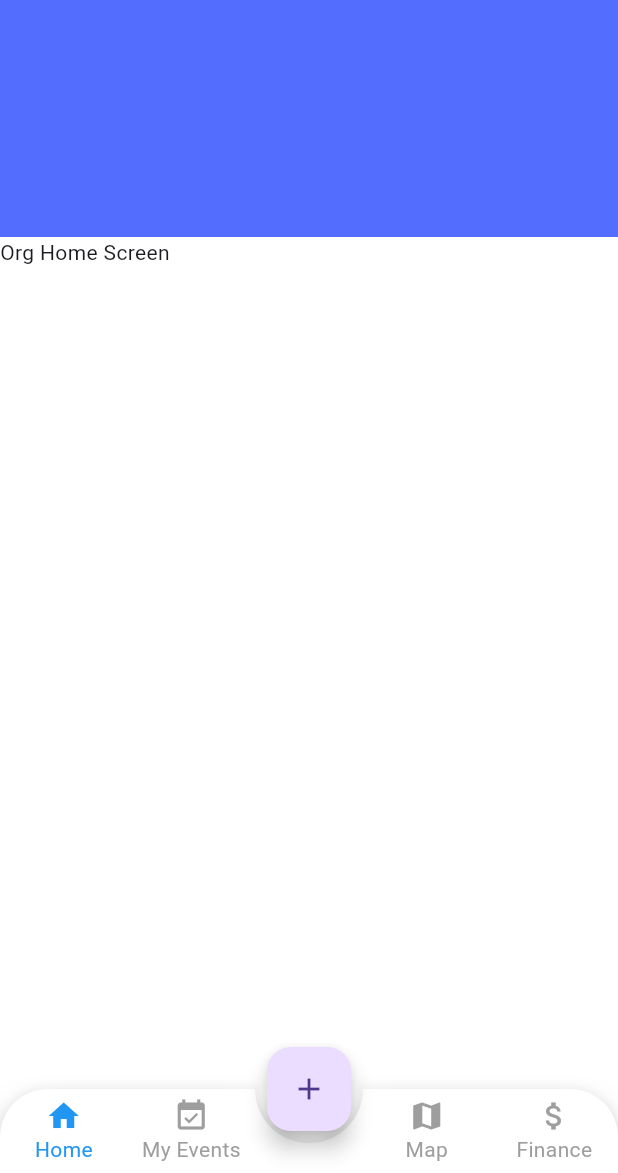
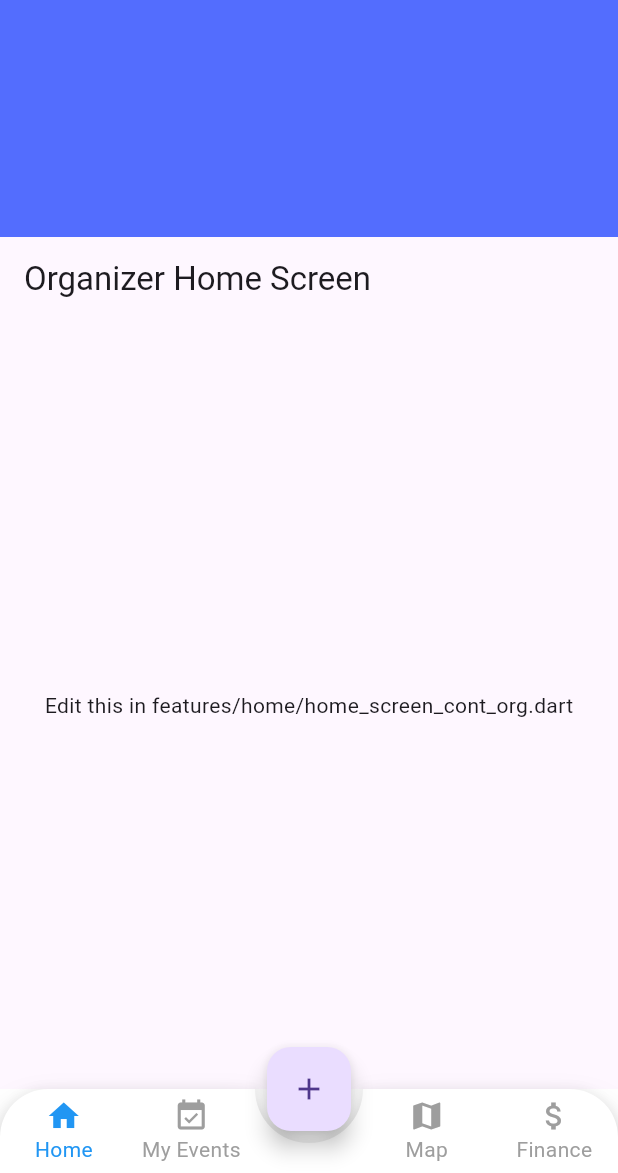
Before and after one commit to GaafarDev/Event-Invitation-App-Invit-, a Flutter app: the HomePageOrg screen opened directly, on a phone screen of 412 x 824 dp, the part 63-1236 px from its top. Run offline on Flutter 3.47's test engine with Material 3 defaults, Android fonts, the phone set to English and light mode, and no system bars; drawn by our look-alikes of animated_bottom_navigation_bar; our stand-ins replace cloud_firestore, firebase_auth, firebase_core; accounts and stored records are empty.

Commit message:
Created routed pages for the remaining pages

```diff
--- a/lib/features/home/home_screen.dart
+++ b/lib/features/home/home_screen.dart
@@ -9,6 +9,7 @@ import 'package:invit/features/events/view_participating_event_user.dart';
 import 'package:invit/features/home/home_screen_cont.dart';
 import 'package:invit/features/home/home_screen_org.dart';
 import 'package:invit/features/invitations/view_invitations.dart';
+import 'package:invit/features/map/map_screen.dart';
 import 'package:invit/features/profile/profile_screen.dart';
 import 'package:invit/services/all-events-search-service.dart';
 import 'package:invit/shared/components/custom-drawer.dart';
@@ -33,7 +34,8 @@ class _HomePageState extends State<HomePage> {
     // Text('User Event View'),
     UserEventListView(),
     // OrganizerViewEventScreen(),
-    Text('Map'), // Replace with your actual saved screen widget
+    // Text('Map'), // Replace with your actual saved screen widget
+    MapPage(),
     InvitationPage() // Text('Invitation'),
   ];
 
--- /dev/null
+++ b/lib/features/home/home_screen_cont_org.dart
@@ -0,0 +1,20 @@
+import 'package:flutter/material.dart';
+
+class HomeScreenContOrg extends StatefulWidget {
+  @override
+  _HomeScreenContOrgState createState() => _HomeScreenContOrgState();
+}
+
+class _HomeScreenContOrgState extends State<HomeScreenContOrg> {
+  @override
+  Widget build(BuildContext context) {
+    return Scaffold(
+      appBar: AppBar(
+        title: Text('Organizer Home Screen'),
+      ),
+      body: Center(
+        child: Text('Edit this in features/home/home_screen_cont_org.dart'),
+      ),
+    );
+  }
+}
--- a/lib/features/home/home_screen_org.dart
+++ b/lib/features/home/home_screen_org.dart
@@ -4,8 +4,11 @@ import 'package:firebase_auth/firebase_auth.dart';
 import 'package:cloud_firestore/cloud_firestore.dart';
 import 'package:invit/features/auth/login_screen.dart';
 import 'package:invit/features/events/create_event_screen.dart';
+import 'package:invit/features/finance/finance_screen.dart';
 import 'package:invit/features/events/view_organizer_event.dart';
 import 'package:invit/features/home/home_screen.dart';
+import 'package:invit/features/home/home_screen_cont_org.dart';
+import 'package:invit/features/map/map_screen.dart';
 import 'package:invit/features/profile/profile_screen.dart';
 import 'package:invit/shared/components/custom-drawer.dart';
 import 'package:invit/shared/components/custom_navigationbar.dart';
@@ -25,10 +28,13 @@ class _HomePageState extends State<HomePageOrg> {
   int _currentIndex = 0;
   String searchString = '';
   final List<Widget> _children = [
-    Text('Org Home Screen'), // Replace with your actual saved screen widget
+    // Text('Org Home Screen'), // Replace with your actual saved screen widget
+    HomeScreenContOrg(),
     OrganizerViewEventScreen(),
-    Text('Map'), // Replace with your actual saved screen widget
-    Text('Org Finance'),
+    // Text('Map'),
+    MapPage(),
+    // Text('Org Finance'),
+    FinancePage(),
   ];
 
   void _signOut() async {
```
Also changed, not shown: lib/features/finance/finance_screen.dart (added, +20 -0 lines), lib/features/map/map_screen.dart (added, +20 -0 lines).
